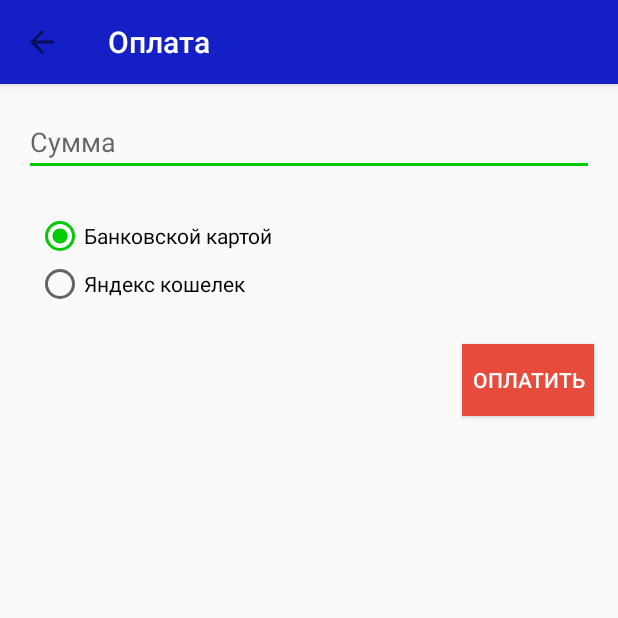
After one commit to makushatnik/DevIntensive, an Android app: the BillingActivity screen opened directly, with no data from a screen before it, on a phone screen of 412 x 824 dp, the top half of it. The commit adds this screen. Run offline under Robolectric (Android 15) with nearby library versions, the phone set to English and light mode, and no system bars.

Commit message:
BillingActivity

```diff
--- a/app/src/main/AndroidManifest.xml
+++ b/app/src/main/AndroidManifest.xml
@@ -30,6 +30,11 @@
         <activity
             android:name=".ui.activities.MainActivity"
             android:label="@string/app_name">
+
+        </activity>
+        <activity android:name=".ui.activities.BillingActivity"
+            android:label="@string/billing.title"
+            android:parentActivityName=".ui.activities.MainActivity">
 
         </activity>
         <activity
--- /dev/null
+++ b/app/src/main/java/com/softdesign/devintensive/ui/activities/BillingActivity.java
@@ -0,0 +1,55 @@
+package com.softdesign.devintensive.ui.activities;
+
+import android.content.Intent;
+import android.os.Bundle;
+import android.support.v7.widget.Toolbar;
+import android.view.View;
+import android.widget.EditText;
+import android.widget.RadioButton;
+import android.widget.RadioGroup;
+
+import com.softdesign.devintensive.R;
+import com.softdesign.devintensive.utils.ConstantManager;
+
+/**
+ * Created by Ageev Evgeny on 25.08.2016.
+ */
+public class BillingActivity extends BaseActivity {
+    private EditText mSumEdit;
+    private RadioGroup mRadioGroup;
+
+    @Override
+    protected void onCreate(Bundle savedInstanceState) {
+        super.onCreate(savedInstanceState);
+        setContentView(R.layout.activity_billing);
+
+        Toolbar toolbar = (Toolbar) findViewById(R.id.toolbar);
+        setSupportActionBar(toolbar);
+        getSupportActionBar().setDisplayHomeAsUpEnabled(true);
+
+        mSumEdit = (EditText) findViewById(R.id.sum_et);
+        mRadioGroup = (RadioGroup) findViewById(R.id.radio_btn);
+        mRadioGroup.setOnCheckedChangeListener(new RadioGroup.OnCheckedChangeListener() {
+            @Override
+            public void onCheckedChanged(RadioGroup group, int checkedId) {
+                //showToast("Cecked " + checkedId);
+            }
+        });
+    }
+
+    public void sendPaymentInfo(View v) {
+        RadioButton bankBtn = (RadioButton) mRadioGroup.findViewById(R.id.bank_card_btn);
+        RadioButton yandBtn = (RadioButton) mRadioGroup.findViewById(R.id.yandex_btn);
+        if (bankBtn.isChecked()) {
+            showToast("Bank card selected");
+        } else if (yandBtn.isChecked()) {
+            showToast("Yandex selected");
+        }
+        String receiver = "41001276984788";
+
+        Intent i = new Intent();
+        i.putExtra("sum", mSumEdit.getText().toString());
+        setResult(ConstantManager.REQUEST_PAYMENT, i);
+        finish();
+    }
+}
--- a/app/src/main/java/com/softdesign/devintensive/ui/activities/MainActivity.java
+++ b/app/src/main/java/com/softdesign/devintensive/ui/activities/MainActivity.java
@@ -319,9 +319,8 @@ public class MainActivity extends BaseActivity {
     }
 
     private void openMoneySystem() {
-        //Now simple implemented.
-        //TODO Change to AlertBuilder
-        showToast("ЯД 41001276984788");
+        Intent i = new Intent(this, BillingActivity.class);
+        startActivityForResult(i, ConstantManager.REQUEST_PAYMENT);
     }
 
     private void createNotification() {
--- /dev/null
+++ b/app/src/main/res/layout/activity_billing.xml
@@ -0,0 +1,60 @@
+<?xml version="1.0" encoding="utf-8"?>
+<RelativeLayout xmlns:android="http://schemas.android.com/apk/res/android"
+    xmlns:app="http://schemas.android.com/apk/res-auto"
+    style="@style/match">
+
+    <android.support.design.widget.AppBarLayout
+        android:id="@+id/appbar_layout"
+        android:theme="@style/AppTheme.AppBarOverlay"
+        style="@style/fill"
+        android:background="@color/blue">
+        <android.support.v7.widget.Toolbar
+            android:theme="@style/AppTheme.PopupOverlay"
+            android:id="@+id/toolbar"
+            android:layout_width="match_parent"
+            android:layout_height="?attr/actionBarSize"
+            app:titleTextColor="@color/white"
+            app:layout_collapseMode="pin"/>
+    </android.support.design.widget.AppBarLayout>
+
+    <EditText
+        android:id="@+id/sum_et"
+        style="@style/fill"
+        android:layout_below="@id/appbar_layout"
+        android:layout_marginTop="@dimen/spacing_normal_16"
+        android:layout_marginLeft="@dimen/spacing_normal_16"
+        android:layout_marginBottom="@dimen/spacing_normal_16"
+        android:layout_marginRight="@dimen/spacing_normal_16"
+        android:hint="@string/billing.sum_hint"/>
+
+    <RadioGroup
+        android:id="@+id/radio_btn"
+        style="@style/fill"
+        android:layout_below="@+id/sum_et"
+        android:layout_marginLeft="@dimen/spacing_normal_16"
+        android:layout_marginStart="@dimen/spacing_normal_16"
+        android:layout_marginBottom="@dimen/spacing_normal_16"
+        android:padding="@dimen/spacing_small_8">
+        <RadioButton
+            android:id="@+id/bank_card_btn"
+            style="@style/fill"
+            android:text="@string/billing.bank_card"
+            android:checked="true"/>
+        <RadioButton
+            android:id="@+id/yandex_btn"
+            style="@style/fill"
+            android:text="@string/billing.yandex"/>
+    </RadioGroup>
+
+    <Button
+        android:layout_width="wrap_content"
+        android:layout_height="wrap_content"
+        style="@style/AppTheme.Button.Red"
+        android:layout_alignParentRight="true"
+        android:layout_alignParentEnd="true"
+        android:layout_below="@+id/radio_btn"
+        android:layout_marginRight="@dimen/spacing_normal_16"
+        android:layout_marginEnd="@dimen/spacing_normal_16"
+        android:text="@string/billing.send_btn"
+        android:onClick="sendPaymentInfo"/>
+</RelativeLayout>
--- a/app/src/main/res/menu/drawer_menu.xml
+++ b/app/src/main/res/menu/drawer_menu.xml
@@ -35,17 +35,18 @@
         android:title="@string/user_profile.send_money"/>
 
 </group>
-    <group>
+    <item
+        android:title="@string/user_profile.settings">
+        <menu>
             <item
                 android:id="@+id/settings_menu"
                 android:checkable="true"
                 android:icon="@drawable/ic_settings_black_24dp"
                 android:title="@string/user_profile.settings"/>
-    </group>
-    <group>
             <item
                 android:id="@+id/logout_menu"
                 android:icon="@drawable/ic_exit_to_app_black_24dp"
                 android:title="@string/user_profile.logout"/>
-    </group>
         </menu>
+    </item>
+</menu>
--- a/app/src/main/res/values/strings.xml
+++ b/app/src/main/res/values/strings.xml
@@ -69,4 +69,11 @@
     <string name="settings.check_fields">Проверка полей</string>
     <string name="settings.check_fields_summary">Проверка полей профиля на корректность перед сохранением</string>
     <string name="settings.other">Другие настройки</string>
+
+    <string name="billing.title">Оплата</string>
+    <string name="billing.bank_card">Банковской картой</string>
+    <string name="billing.yandex">Яндекс кошелек</string>
+    <string name="billing.send_btn">Оплатить</string>
+    <string name="billing.sum">Сумма к оплате</string>
+    <string name="billing.sum_hint">Сумма</string>
 </resources>
--- a/app/src/main/res/values/styles.xml
+++ b/app/src/main/res/values/styles.xml
@@ -163,6 +163,7 @@
 
     <style name="AppTheme.Button.Red" parent="Base.Widget.AppCompat.Button">
         <item name="colorButtonNormal">@color/color_pink</item>
+        <item name="android:background">@color/color_pink</item>
         <item name="android:textColor">@color/white</item>
     </style>
 
```
Also changed, not shown: 1 other file. Lines whose indentation alone changed are shown as unchanged.
